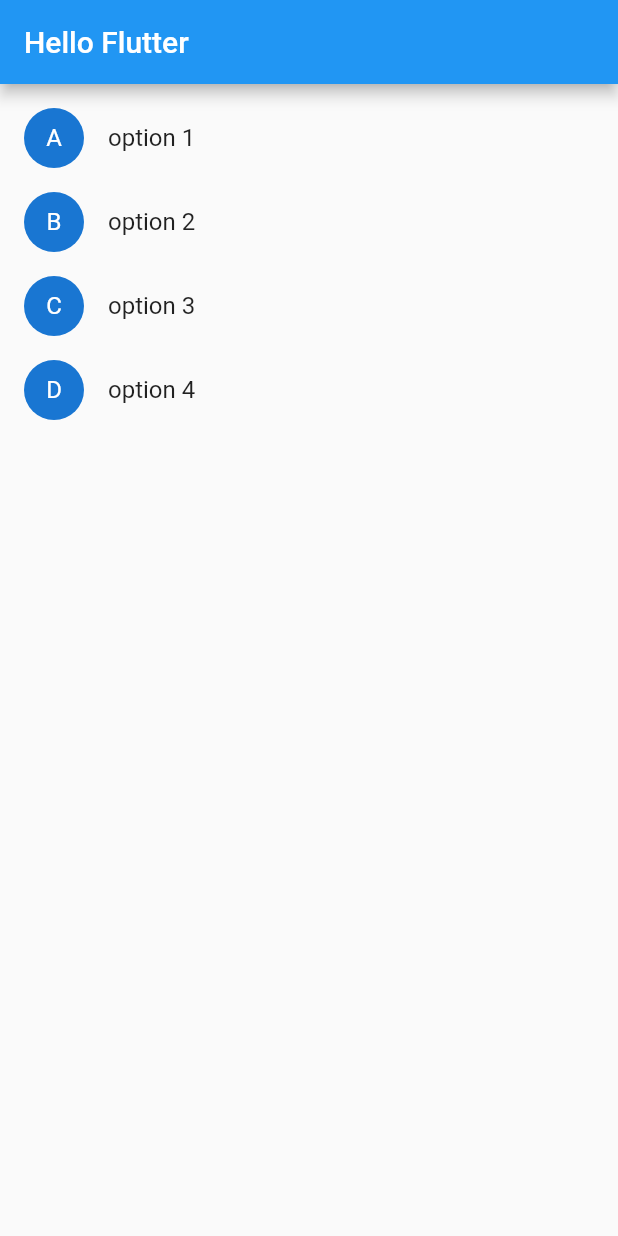
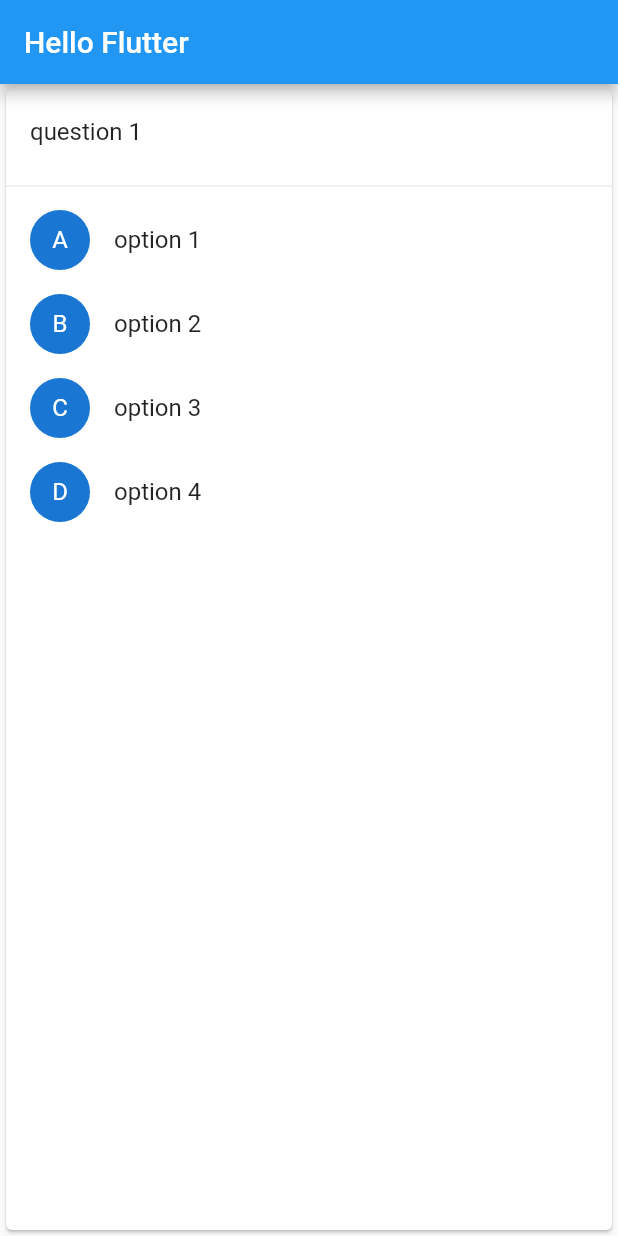
Before and after one commit to metaconscious/custom-quiz, a Flutter app: the screen it shows after launch, on a phone screen of 412 x 824 dp. Run offline on Flutter 3.47's test engine with Material 2 defaults, Android fonts, the phone set to English and light mode, and no system bars.

Commit message:
Replace ListView by Card and extract Question class as a stateless widget

```diff
--- a/lib/main.dart
+++ b/lib/main.dart
@@ -5,6 +5,19 @@ import 'package:flutter/material.dart';
 
 void main() {
   runApp(const MyApp());
+}
+
+class Question extends StatelessWidget {
+  const Question({Key? key, required this.question}) : super(key: key);
+
+  final String question;
+
+  @override
+  Widget build(BuildContext context) {
+    return ListTile(
+      title: Text(question),
+    );
+  }
 }
 
 class Option extends StatelessWidget {
@@ -45,15 +58,12 @@ class OptionList extends StatelessWidget {
 
   @override
   Widget build(BuildContext context) {
-    return Scrollbar(
-      child: ListView(
-        padding: const EdgeInsets.symmetric(vertical: 8.0),
-        children: options
-            .asMap()
-            .entries
-            .map((e) => Option(option: e.value, index: e.key))
-            .toList(),
-      ),
+    return Column(
+      children: options
+          .asMap()
+          .entries
+          .map((e) => Option(option: e.value, index: e.key))
+          .toList(),
     );
   }
 }
@@ -89,8 +99,14 @@ class MyApp extends StatelessWidget {
           // the App.build method, and use it to set our appbar title.
           title: const Text('Hello Flutter'),
         ),
-        body: OptionList(
-          options: mcmat.options,
+        body: Card(
+          child: Column(
+            children: [
+              Question(question: mcmat.question),
+              const Divider(),
+              OptionList(options: mcmat.options)
+            ],
+          ),
         ),
       ),
     );
```
